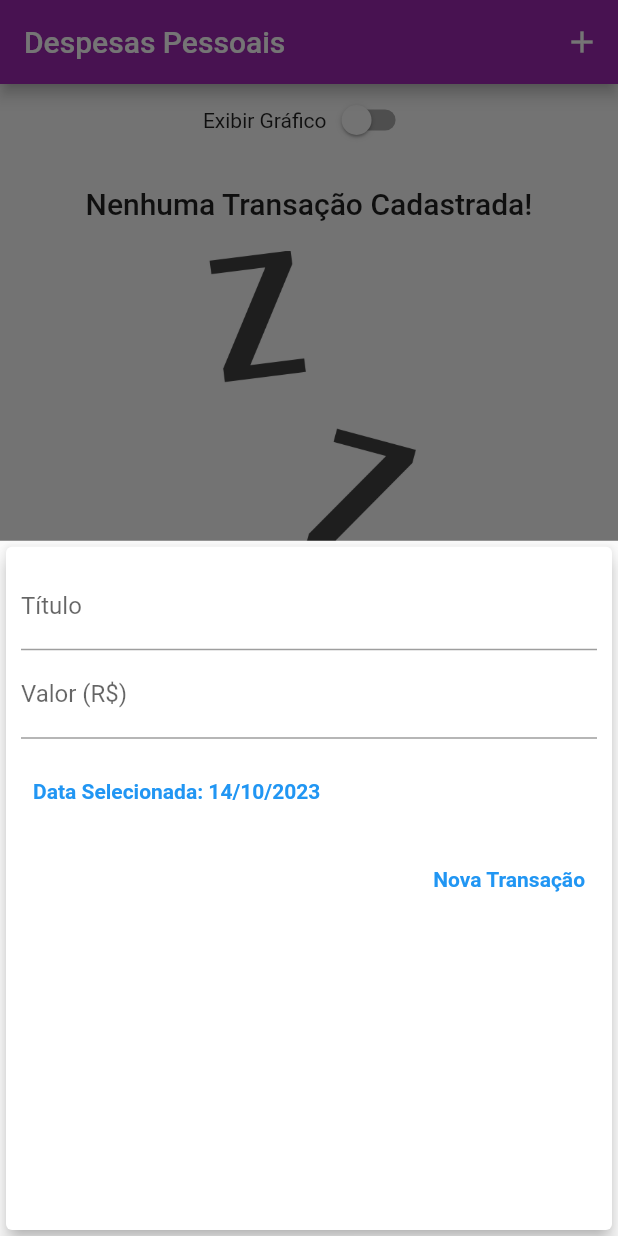
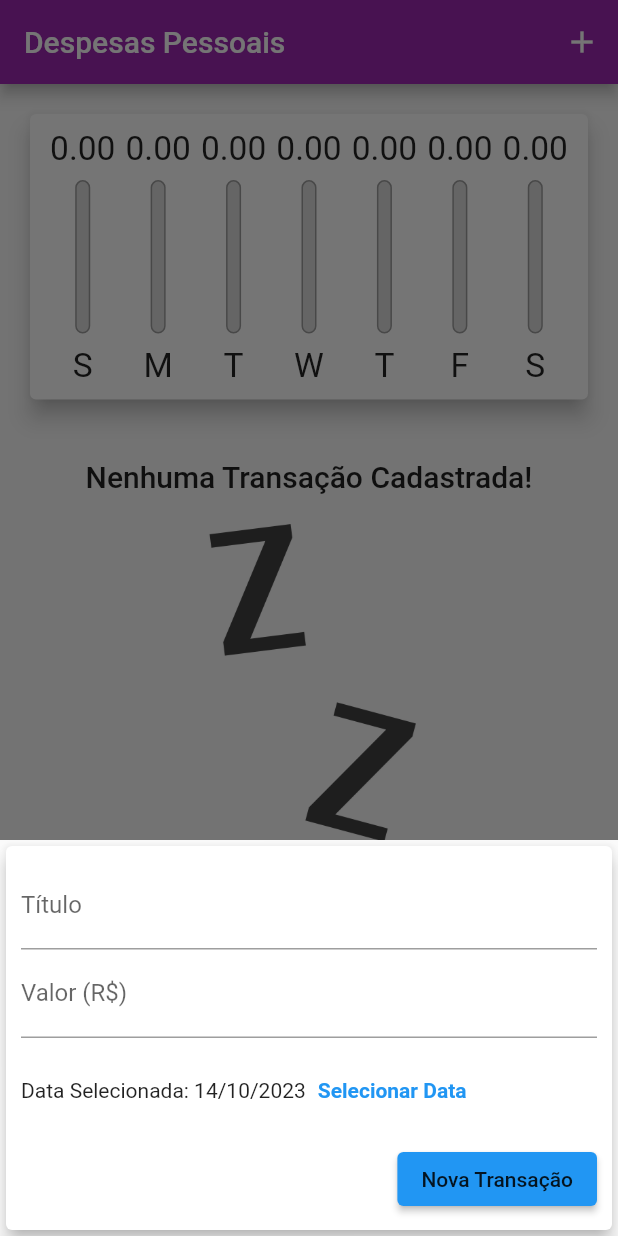
Before and after one commit to benetesla/expenses, a Flutter app: the screen it shows after launch, after a tap on the "add" icon, on a phone screen of 412 x 824 dp. Run offline on Flutter 3.47's test engine with Material 2 defaults, Android fonts, the phone set to English and light mode, and no system bars.

Commit message:
:alien: finished this app

```diff
--- a/lib/components/transction_form.dart
+++ b/lib/components/transction_form.dart
@@ -1,5 +1,8 @@
+import 'package:expenses/components/adaptative_textfield.dart';
+import 'package:expenses/components/adptativeDataPicker.dart';
 import 'package:flutter/material.dart';
-import 'package:intl/intl.dart';
+
+import 'adaptative_button.dart';
 
 class TransactionForm extends StatefulWidget {
   final void Function(String, double, DateTime) onSubmit;
@@ -11,14 +14,13 @@ class TransactionForm extends StatefulWidget {
 }
 
 class _TransactionFormState extends State<TransactionForm> {
-  final titleController = TextEditingController();
-
-  final valueController = TextEditingController();
+  final _titleController = TextEditingController();
+  final _valueController = TextEditingController();
   DateTime? _selectedDate = DateTime.now();
 
   _submitForm() {
-    final title = titleController.text;
-    final value = double.tryParse(valueController.text) ?? 0;
+    final title = _titleController.text;
+    final value = double.tryParse(_valueController.text) ?? 0;
 
     if (title.isEmpty || value <= 0 || _selectedDate == null) {
       return;
@@ -27,83 +29,53 @@ class _TransactionFormState extends State<TransactionForm> {
     widget.onSubmit(title, value, _selectedDate!);
   }
 
-  // ignore: non_constant_identifier_names
-  _ShowDatePicker() {
-    showDatePicker(
-      context: context,
-      initialDate: DateTime.now(),
-      firstDate: DateTime(2019),
-      lastDate: DateTime.now(),
-    ).then((pickedDate) {
-      if (pickedDate == null) {
-        return;
-      }
-      setState(() {
-        _selectedDate = pickedDate;
-      });
-    });
-  }
-
   @override
   Widget build(BuildContext context) {
-    return Card(
+    return SingleChildScrollView(
+      child: Card(
         elevation: 5,
         child: Padding(
-        padding: const EdgeInsets.all(10),
+          padding: EdgeInsets.only(
+            top: 10,
+            right: 10,
+            left: 10,
+            bottom: 10 + MediaQuery.of(context).viewInsets.bottom,
+          ),
           child: Column(
             children: [
-            TextField(
-              controller: titleController,
-              onSubmitted: (_) => _submitForm(),
-              decoration: const InputDecoration(
-                labelText: 'Título',
+              AdaptativeTextField(
+                label: 'Título',
+                controller: _titleController,
+                onSubmitted: (_) => _submitForm,
               ),
-            ),
-            TextField(
-              controller: valueController,
+              AdaptativeTextField(
+                label: 'Valor (R\$)',
+                controller: _valueController,
                 keyboardType:
                     const TextInputType.numberWithOptions(decimal: true),
-              onSubmitted: (_) => _submitForm(),
-              decoration: const InputDecoration(
-                labelText: 'Valor (R\$)',
+                onSubmitted: (_) => _submitForm,
               ),
-            ),
-            Container(
-              height: 70,
-              child: Row(
-                children: [
-                  TextButton(
-                    onPressed: () {
-                      _ShowDatePicker();
+              AdaptativeDatePicker(
+                selectedDate: _selectedDate,
+                onDateChanged: (newDate) {
+                  setState(() {
+                    _selectedDate = newDate;
+                  });
                 },
-                    child: Text(
-                      _selectedDate == null
-                          ? 'Nenhuma data selecionada!'
-                          : 'Data Selecionada: ${DateFormat('dd/MM/y').format(_selectedDate!)}',
-                      style: TextStyle(
-                        fontWeight: FontWeight.bold,
-                      ),
-                    ),
-                  ),
-                ],
-              ),
               ),
               Row(
                 mainAxisAlignment: MainAxisAlignment.end,
                 children: <Widget>[
-                TextButton(
-                  // ignore: sort_child_properties_last
-                  child: const Text('Nova Transação',
-                      style: TextStyle(
-                        fontWeight: FontWeight.bold,
-                      )),
-                  onPressed: _submitForm,
-                )
+                  AdaptativeButton(
+                    'Nova Transação',
+                    _submitForm,
+                  ),
                 ],
               ),
             ],
           ),
         ),
+      ),
     );
   }
 }
--- a/lib/components/transction_list.dart
+++ b/lib/components/transction_list.dart
@@ -58,13 +58,24 @@ class TransactionList extends StatelessWidget {
                     subtitle: Text(
                       DateFormat('d MMM y').format(tr.date),
                     ),
-                    trailing: IconButton(
-                      icon: const Icon(Icons.delete),
-                      color: Theme.of(context).errorColor,
-                      onPressed: () {
-                        onRemove(tr.id);
-                      },
-                    )),
+                    trailing: MediaQuery.of(context).size.width > 400
+                        ? TextButton.icon(
+                            onPressed: () {
+                              onRemove(tr.id);
+                            },
+                            icon: const Icon(Icons.delete),
+                            label: const Text('Excluir'),
+                            style: TextButton.styleFrom(
+                              primary: Theme.of(context).errorColor,
+                            ),
+                          )
+                        : IconButton(
+                            onPressed: () {
+                              onRemove(tr.id);
+                            },
+                            icon: const Icon(Icons.delete),
+                            color: Theme.of(context).errorColor,
+                          )),
               );
             },
           );
--- a/lib/main.dart
+++ b/lib/main.dart
@@ -1,18 +1,30 @@
+import 'dart:io';
 import 'dart:math';
 
 import 'package:expenses/components/chart.dart';
 import 'package:expenses/components/transction_form.dart';
 import 'package:expenses/components/transction_list.dart';
 import 'package:expenses/model/transaction.dart';
+import 'package:flutter/cupertino.dart';
 import 'package:flutter/material.dart';
+import 'package:flutter/services.dart';
 
-void main() => runApp(const ExpensesApp());
+void main() {
+  runApp(const ExpensesApp());
+}
 
 class ExpensesApp extends StatelessWidget {
   const ExpensesApp({Key? key}) : super(key: key);
 
   @override
   Widget build(BuildContext context) {
+    SystemChrome.setPreferredOrientations([
+      DeviceOrientation.portraitUp,
+      DeviceOrientation.portraitDown,
+      DeviceOrientation.landscapeLeft,
+      DeviceOrientation.landscapeRight,
+    ]);
+
     return MaterialApp(
       home: const MyHomePage(),
       theme: ThemeData(
@@ -35,9 +47,9 @@ class MyHomePage extends StatefulWidget {
 
 class _MyHomePageState extends State<MyHomePage> {
   final List<Transaction> _transactions = [];
-  var _showChart = false;
+  var showChart = false;
 
-  List<Transaction> get _recentTransction {
+  List<Transaction> get _recentTransaction {
     return _transactions.where((tr) {
       return tr.date.isAfter(DateTime.now().subtract(
         const Duration(days: 7),
@@ -59,7 +71,7 @@ class _MyHomePageState extends State<MyHomePage> {
     Navigator.of(context).pop();
   }
 
-  _deleteTransaction(String id) {
+  void _deleteTransaction(String id) {
     setState(() {
       _transactions.removeWhere((tr) => tr.id == id);
     });
@@ -76,55 +88,88 @@ class _MyHomePageState extends State<MyHomePage> {
 
   @override
   Widget build(BuildContext context) {
-    final appBar = AppBar(
-      title: const Text(
-        'Despesas Pessoais',
+    final mediaQuery = MediaQuery.of(context);
+    final isLandscape = mediaQuery.orientation == Orientation.landscape;
+
+    PreferredSizeWidget appBar;
+    if (Platform.isIOS) {
+      appBar = CupertinoNavigationBar(
+        middle: const Text('Despesas Pessoais'),
+        trailing: Row(
+          mainAxisSize: MainAxisSize.min,
+          children: [
+            GestureDetector(
+              onTap: () => _openTransactionFormModal(context),
+              child: const Icon(CupertinoIcons.add),
             ),
+          ],
+        ),
+      );
+    } else {
+      appBar = AppBar(
+        title: const Text('Despesas Pessoais'),
         actions: [
           IconButton(
             onPressed: () => _openTransactionFormModal(context),
             icon: const Icon(Icons.add),
-        )
+          ),
+          if (isLandscape)
+            IconButton(
+              onPressed: () {
+                setState(() {
+                  showChart = !showChart;
+                });
+              },
+              icon: Icon(showChart ? Icons.list : Icons.show_chart),
+            ),
         ],
       );
-    final availableHeight = MediaQuery.of(context).size.height -
+    }
+
+    final availableHeight = mediaQuery.size.height -
         appBar.preferredSize.height -
-        MediaQuery.of(context).padding.top;
-    return Scaffold(
-      appBar: appBar,
-      body: SingleChildScrollView(
-        child: Column(
-          crossAxisAlignment: CrossAxisAlignment.stretch,
-          children: [
-            Row(
-              mainAxisAlignment: MainAxisAlignment.center,
-              children: [
-                Text('Exibir Gráfico'),
-                Switch(
-                  value: _showChart,
-                  onChanged: (value) {
-                    setState(() {
-                      _showChart = value;
-                    });
-                  },
-                ),
-              ],
-            ),
-            _showChart
-                ? Container(
-                    height: availableHeight * .3,
-                    child: Chart(recentTransaction: _recentTransction))
-                : Container(
-                    height: availableHeight * .7,
-                    child: TransactionList(_transactions, _deleteTransaction)),
-          ],
-        ),
-      ),
-      floatingActionButton: FloatingActionButton(
+        mediaQuery.padding.top;
+    Widget bodyPage;
+
+    if (Platform.isIOS) {
+      bodyPage = CupertinoPageScaffold(
+        navigationBar: appBar as ObstructingPreferredSizeWidget?,
+        child: _buildBody(isLandscape, availableHeight),
+      );
+    } else {
+      bodyPage = Scaffold(
+        appBar: appBar as PreferredSizeWidget?,
+        body: _buildBody(isLandscape, availableHeight),
+        floatingActionButton: Platform.isIOS
+            ? Container()
+            : FloatingActionButton(
                 child: const Icon(Icons.add),
                 onPressed: () => _openTransactionFormModal(context),
               ),
         floatingActionButtonLocation: FloatingActionButtonLocation.centerFloat,
       );
     }
+
+    return bodyPage;
   }
+
+  Widget _buildBody(bool isLandscape, double availableHeight) {
+    return SingleChildScrollView(
+      child: Column(
+        crossAxisAlignment: CrossAxisAlignment.stretch,
+        children: [
+          if (showChart || !isLandscape)
+            Container(
+              height: availableHeight * (isLandscape ? 0.7 : 0.3),
+              child: Chart(recentTransaction: _recentTransaction),
+            ),
+          if (!showChart || !isLandscape)
+            Container(
+              height: availableHeight * (isLandscape ? 1 : 0.7),
+              child: TransactionList(_transactions, _deleteTransaction),
+            ),
+        ],
+      ),
+    );
+  }
+}
```
Lines whose indentation alone changed are shown as unchanged.
